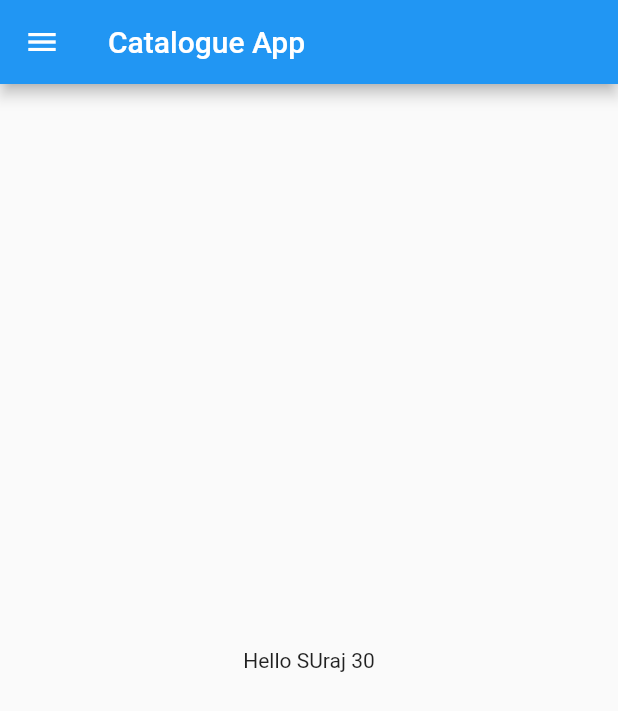
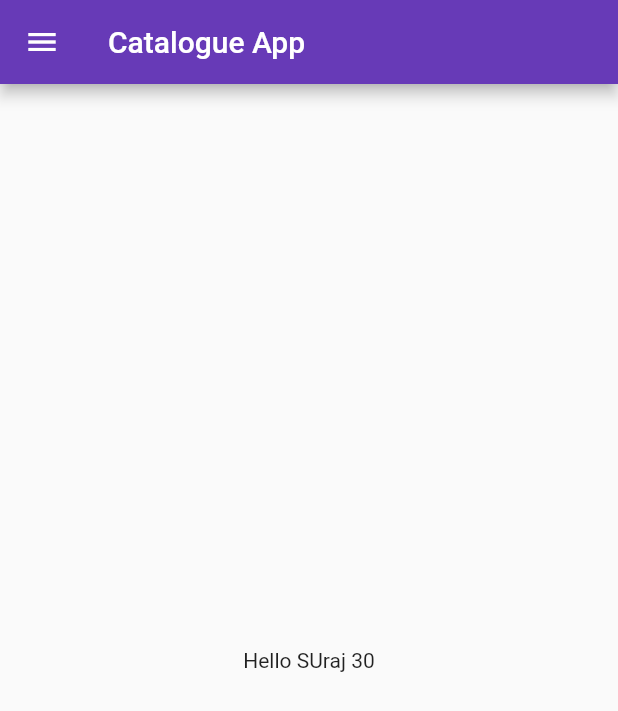
Before and after one commit to Spsden/shop_flutter, a Flutter app: the screen it shows after launch, on a phone screen of 412 x 824 dp. Shown: the top 711 px of the screen. Run offline on Flutter 3.47's test engine with Material 2 defaults, Android fonts, the phone set to English and light mode, and no system bars.

Commit message:
day 3 done

```diff
--- a/lib/main.dart
+++ b/lib/main.dart
@@ -1,5 +1,6 @@
 import 'package:flutter/material.dart';
-import 'package:flutter_catalogue/homepage.dart';
+import 'package:flutter_catalogue/pages/homepage.dart';
+import 'package:flutter_catalogue/pages/LoginPage.dart';
 
 void main() {
   runApp(MyApp());
@@ -9,7 +10,15 @@ class MyApp extends StatelessWidget {
   @override
   Widget build(BuildContext context) {
     return MaterialApp(
-      home: Homepage(),
+      themeMode: ThemeMode.light,
+      darkTheme: ThemeData(brightness: Brightness.dark),
+      theme: ThemeData(primarySwatch: Colors.deepPurple),
+      initialRoute: "/home",
+      routes: {
+        "/": (context) => LoginPage(),
+        "/home": (context) => Homepage(),
+        "/login": (context) => LoginPage(),
+      },
     );
   }
 }
```
Also changed, not shown: lib/pages/LoginPage.dart (added, +20 -0 lines), lib/pages/homepage.dart (renamed from lib/homepage.dart).
